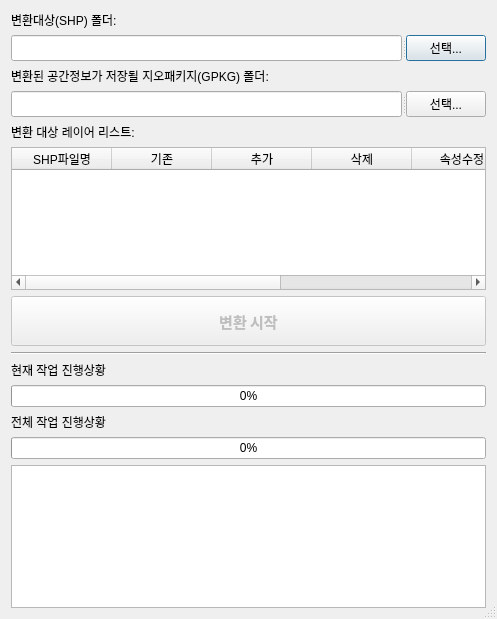
Qt form ngii_tools/ngii_tools_dialog_base.ui (Gaia3D/ngii_tools) before a commit.
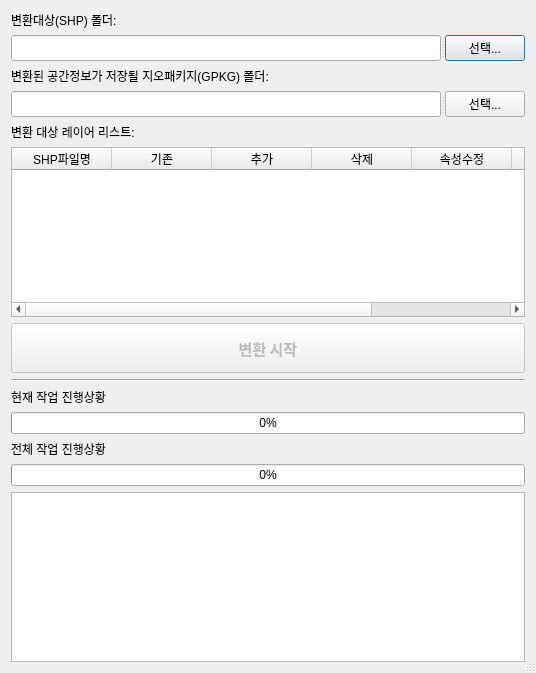
The same form after that commit.

```diff
--- a/ngii_tools/ngii_tools_dialog_base.ui
+++ b/ngii_tools/ngii_tools_dialog_base.ui
@@ -6,8 +6,8 @@
    <rect>
     <x>0</x>
     <y>0</y>
-    <width>497</width>
-    <height>619</height>
+    <width>536</width>
+    <height>673</height>
    </rect>
   </property>
   <property name="windowTitle">
```
